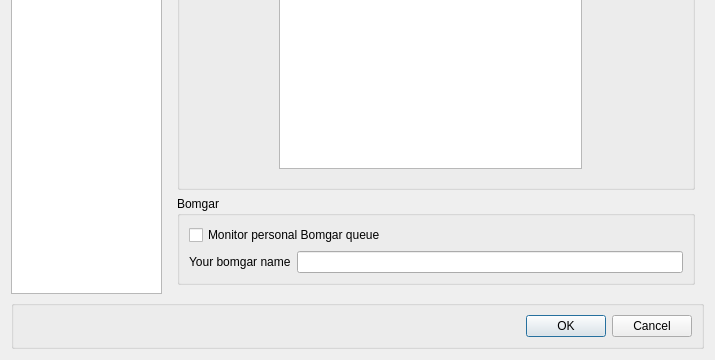
This is ui/configdialog.ui in bochi/kueue as Qt 5 draws it before an edit; both pictures show x 0 to 715 and y 268 to 628 of the 715 by 628 pixel window. The edited form follows.
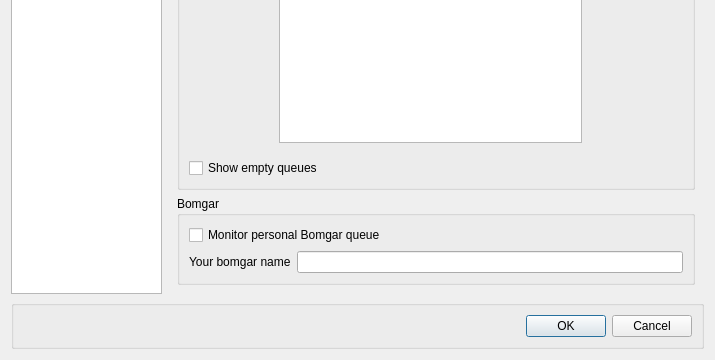
This is the edited form. The open tabs and pages were chosen to show the change. Icons and pictures are not drawn.

Patch:
```diff
--- a/ui/configdialog.ui
+++ b/ui/configdialog.ui
@@ -502,6 +502,13 @@
             </layout>
            </widget>
           </item>
+          <item row="1" column="0">
+           <widget class="QCheckBox" name="cfg_showEmptyQueues">
+            <property name="text">
+             <string>Show empty queues</string>
+            </property>
+           </widget>
+          </item>
          </layout>
         </widget>
        </item>
```
Left out of the diff: 2 changed lines with no effect on the pictures.
